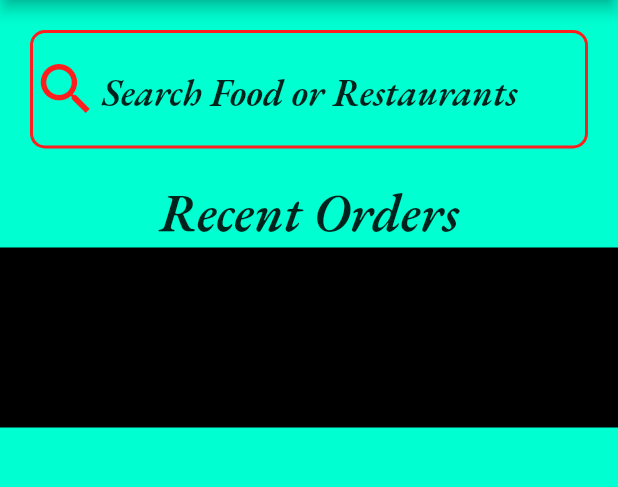
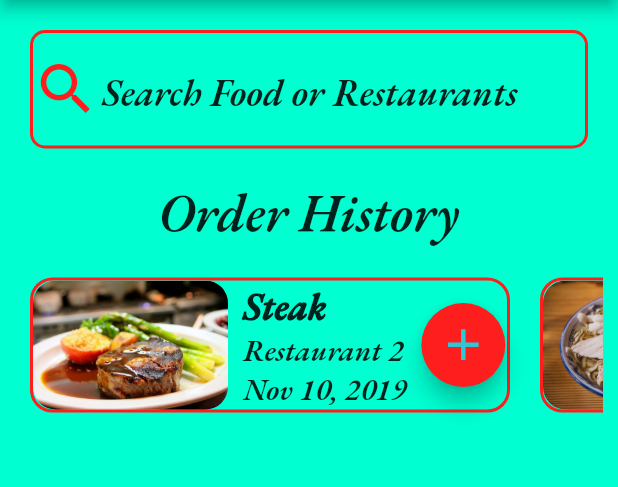
Before and after one commit to Wise-Wizard/Go-Snacko, a Flutter app: the screen it shows after launch, on a phone screen of 412 x 824 dp, the part 84-571 px from its top. Run offline on Flutter 3.47's test engine with Material 2 defaults, Android fonts, the phone set to English and light mode, and no system bars; missing offline and left inert: cashfree_pg.

Commit message:
Added Order History List View

```diff
--- a/lib/WIdgets/recent_orders.dart
+++ b/lib/WIdgets/recent_orders.dart
@@ -2,26 +2,94 @@
 
 import 'package:flutter/material.dart';
 import 'package:flutter_application_7/Menu/data.dart';
+import 'package:flutter_application_7/Models/order.dart';
 
 class RecentOrders extends StatelessWidget {
   const RecentOrders({Key? key}) : super(key: key);
+  _buildOrderHistory(BuildContext context, Order order) {
+    return Container(
+      margin: EdgeInsets.all(10),
+      width: 320,
+      decoration: BoxDecoration(
+        borderRadius: BorderRadius.circular(15),
+        color: Color(0xFF00FFD1),
+        border: Border.all(width: 2, color: Color(0xffFF1E1E)),
+      ),
+      child: Expanded(
+        child: Row(
+          mainAxisAlignment: MainAxisAlignment.start,
+          children: [
+            ClipRRect(
+              borderRadius: BorderRadius.circular(15),
+              child: Image(
+                width: 130,
+                height: 130,
+                image: AssetImage(order.food.imageUrl),
+                fit: BoxFit.cover,
+              ),
+            ),
+            SizedBox(
+              width: 10,
+            ),
+            Column(
+              mainAxisAlignment: MainAxisAlignment.center,
+              crossAxisAlignment: CrossAxisAlignment.start,
+              children: [
+                Text(
+                  order.food.name,
+                  style: TextStyle(
+                      fontSize: 25,
+                      color: Colors.black87,
+                      fontWeight: FontWeight.w900),
+                ),
+                Text(
+                  order.restaurant.name,
+                  style: TextStyle(fontSize: 20, color: Colors.black87),
+                ),
+                Text(
+                  order.date,
+                  style: TextStyle(fontSize: 20, color: Colors.black87),
+                ),
+              ],
+            ),
+            SizedBox(
+              width: 10,
+            ),
+            FloatingActionButton(
+              onPressed: () {},
+              backgroundColor: Color(
+                0xffFF1E1E,
+              ),
+              child: Icon(
+                Icons.add,
+                size: 35,
+                color: Color(0xFF31C6D4),
+              ),
+            )
+          ],
+        ),
+      ),
+    );
+  }
 
   @override
   Widget build(BuildContext context) {
     return Column(
       children: [
         Text(
-          'Recent Orders',
+          'Order History',
           style: TextStyle(color: Colors.black87, fontSize: 35),
         ),
         Container(
           padding: EdgeInsets.all(10),
-          height: 120,
-          color: Colors.black,
+          height: 130,
           child: ListView.builder(
+            physics: BouncingScrollPhysics(),
+            scrollDirection: Axis.horizontal,
             itemCount: currentUser.orders.length,
             itemBuilder: (BuildContext context, int index) {
-              return Container();
+              Order order = currentUser.orders[index];
+              return _buildOrderHistory(context, order);
             },
           ),
         ),
```
Also changed, not shown: lib/Menu/data.dart (+14 -14 lines).
